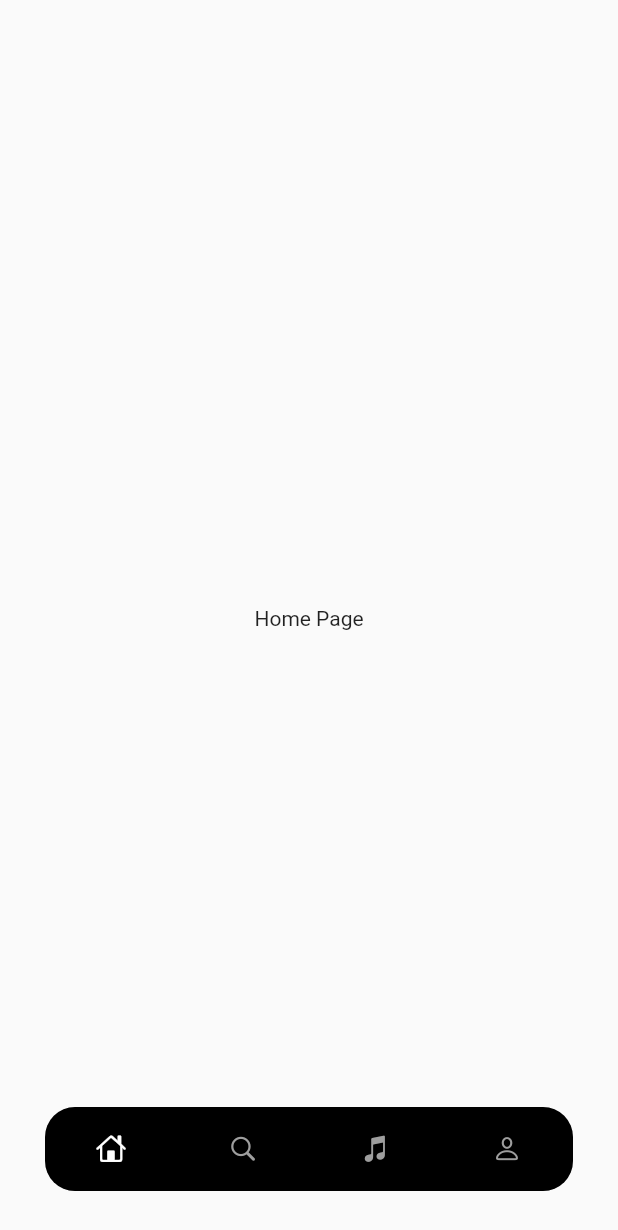
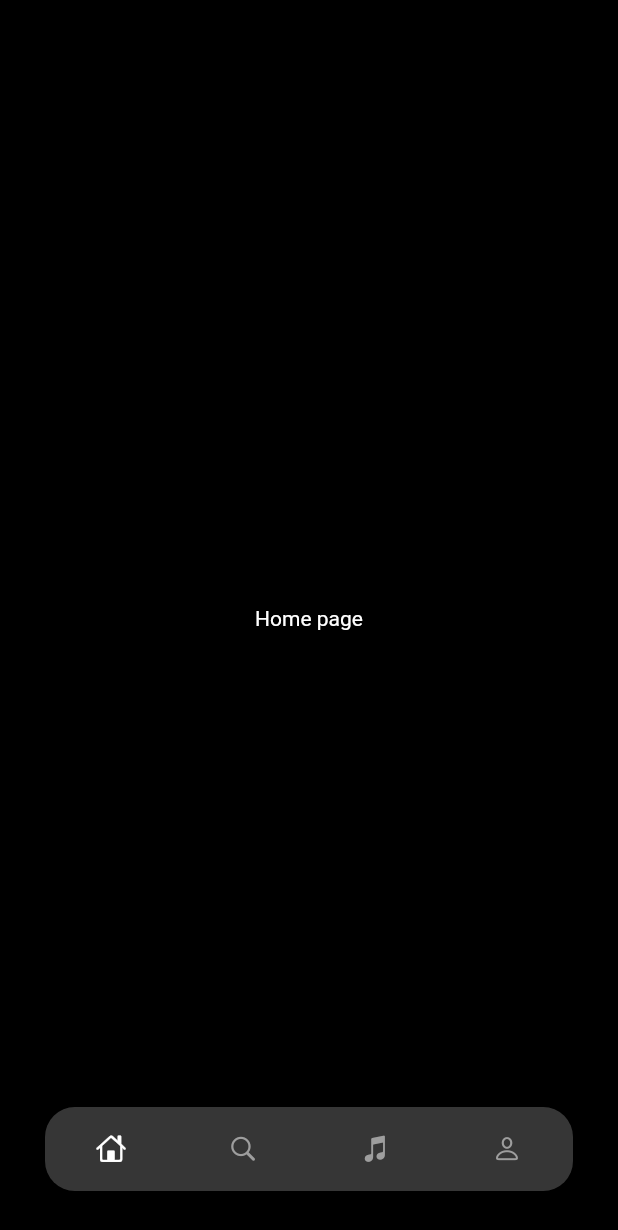
Before and after one commit to SHEKHAR02002/musicapp, a Flutter app: the screen it shows after launch, on a phone screen of 412 x 824 dp. Shown: the top 1230 px of the screen. Run offline on Flutter 3.47's test engine with Material 2 defaults, Android fonts, the phone set to English and light mode, and no system bars; Roboto replaces fonts that are missing (Overpass).

Commit message:
colors added

```diff
--- /dev/null
+++ b/lib/Theme/color.dart
@@ -0,0 +1,9 @@
+import 'package:flutter/material.dart';
+
+Color black = Colors.black;
+Color primaryColor = Colors.black;
+Color primary2Color = Colors.black;
+Color white = Colors.white;
+Color grey = Colors.grey;
+
+Color transparntgrey = const Color.fromARGB(64, 217, 217, 217);
--- a/lib/bottomnavigation.dart
+++ b/lib/bottomnavigation.dart
@@ -1,5 +1,6 @@
 import 'package:flutter/cupertino.dart';
 import 'package:flutter/material.dart';
+import 'package:musicapp/Theme/color.dart';
 import 'package:musicapp/screens/homepage.dart';
 import 'package:musicapp/screens/searchpage.dart';
 
@@ -35,7 +36,7 @@ class _BottombarState extends State<Bottombar> {
               borderRadius: const BorderRadius.all(Radius.circular(20)),
               child: BottomNavigationBar(
                   type: BottomNavigationBarType.fixed,
-                  backgroundColor: Colors.black,
+                  backgroundColor: transparntgrey,
                   selectedItemColor: Colors.white,
                   unselectedItemColor: Colors.grey,
                   showSelectedLabels: false,
--- a/lib/main.dart
+++ b/lib/main.dart
@@ -1,4 +1,5 @@
 import 'package:flutter/material.dart';
+import 'package:musicapp/Theme/color.dart';
 import 'package:musicapp/bottomnavigation.dart';
 
 void main() {
@@ -13,8 +14,17 @@ class MyApp extends StatelessWidget {
     return MaterialApp(
       title: 'Flutter Demo',
       theme: ThemeData(
-        primarySwatch: Colors.blue,
-      ),
+          appBarTheme: AppBarTheme(
+            backgroundColor: black,
+            foregroundColor: primaryColor,
+            elevation: 0,
+          ),
+          fontFamily: "Overpass",
+          scaffoldBackgroundColor: black,
+          primaryColor: primaryColor,
+          secondaryHeaderColor: primary2Color,
+          colorScheme: ColorScheme.fromSwatch(primarySwatch: Colors.indigo)
+              .copyWith(background: white)),
       home: const Main(),
     );
   }
--- a/lib/screens/homepage.dart
+++ b/lib/screens/homepage.dart
@@ -1,4 +1,5 @@
 import 'package:flutter/material.dart';
+import 'package:musicapp/Theme/color.dart';
 
 class HomePage extends StatefulWidget {
   const HomePage({super.key});
@@ -10,8 +11,12 @@ class HomePage extends StatefulWidget {
 class _HomePageState extends State<HomePage> {
   @override
   Widget build(BuildContext context) {
-    return const Scaffold(
-      body: Center(child: Text("Home Page")),
+    return Scaffold(
+      body: Center(
+          child: Text(
+        "Home page",
+        style: TextStyle(color: white),
+      )),
     );
   }
 }
--- a/lib/screens/searchpage.dart
+++ b/lib/screens/searchpage.dart
@@ -1,4 +1,5 @@
 import 'package:flutter/material.dart';
+import 'package:musicapp/Theme/color.dart';
 
 class Search extends StatefulWidget {
   const Search({super.key});
@@ -10,8 +11,12 @@ class Search extends StatefulWidget {
 class _SearchState extends State<Search> {
   @override
   Widget build(BuildContext context) {
-    return const Scaffold(
-      body: Center(child: Text("Search page")),
+    return Scaffold(
+      body: Center(
+          child: Text(
+        "Search page",
+        style: TextStyle(color: white),
+      )),
     );
   }
 }
```
